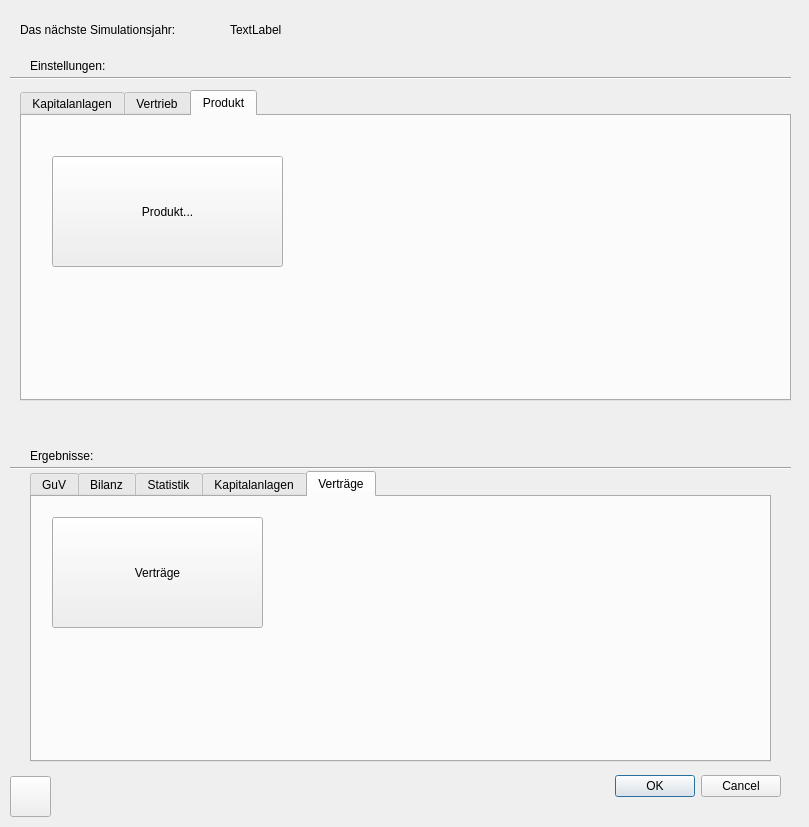
This is spielwindow.ui in KaMusialik/csv_fuer_mein_Spiel as Qt 5 draws it before an edit. The edited form follows.
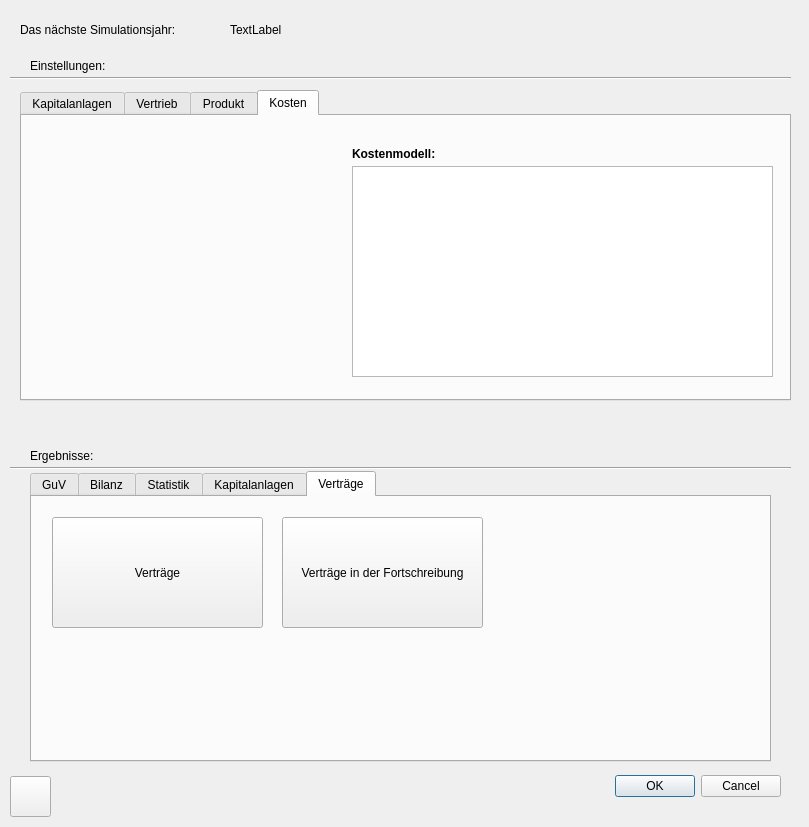
This is the edited form. The open tabs and pages were chosen to show the change.

What changed in the file:
```diff
--- a/spielwindow.ui
+++ b/spielwindow.ui
@@ -231,6 +231,19 @@
       <string>Verträge</string>
      </property>
     </widget>
+    <widget class="QPushButton" name="pushButton_vertraegeAusFortschreibung">
+     <property name="geometry">
+      <rect>
+       <x>250</x>
+       <y>20</y>
+       <width>201</width>
+       <height>111</height>
+      </rect>
+     </property>
+     <property name="text">
+      <string>Verträge in der Fortschreibung</string>
+     </property>
+    </widget>
    </widget>
   </widget>
   <widget class="QLabel" name="label">
@@ -282,7 +295,7 @@
     </rect>
    </property>
    <property name="currentIndex">
-    <number>2</number>
+    <number>3</number>
    </property>
    <widget class="QWidget" name="tab_3">
     <attribute name="title">
@@ -1035,6 +1048,45 @@
      </property>
     </widget>
    </widget>
+   <widget class="QWidget" name="tab_5">
+    <attribute name="title">
+     <string>Kosten</string>
+    </attribute>
+    <widget class="QLabel" name="label_21">
+     <property name="geometry">
+      <rect>
+       <x>330</x>
+       <y>30</y>
+       <width>141</width>
+       <height>16</height>
+      </rect>
+     </property>
+     <property name="font">
+      <font>
+       <weight>75</weight>
+       <bold>true</bold>
+      </font>
+     </property>
+     <property name="text">
+      <string>Kostenmodell:</string>
+     </property>
+    </widget>
+    <widget class="QTableWidget" name="tableWidget_Kostenmodell">
+     <property name="geometry">
+      <rect>
+       <x>330</x>
+       <y>50</y>
+       <width>421</width>
+       <height>211</height>
+      </rect>
+     </property>
+     <property name="font">
+      <font>
+       <pointsize>8</pointsize>
+      </font>
+     </property>
+    </widget>
+   </widget>
   </widget>
   <widget class="QLabel" name="label_3">
    <property name="geometry">
```
Left out of the diff: 2 changed lines with no effect on the pictures.
